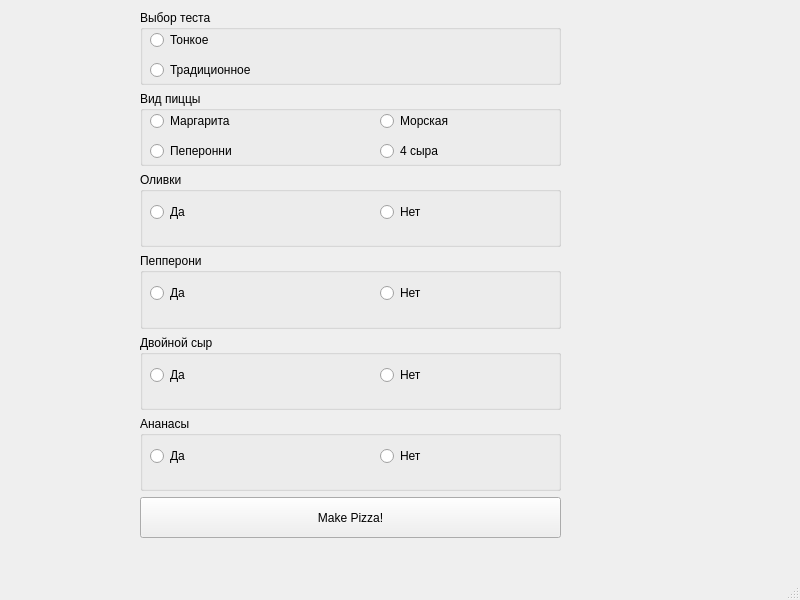
Old version of the form mainwindow.ui in the repository AufarLIRS/CPP-2020-2021-HW9.
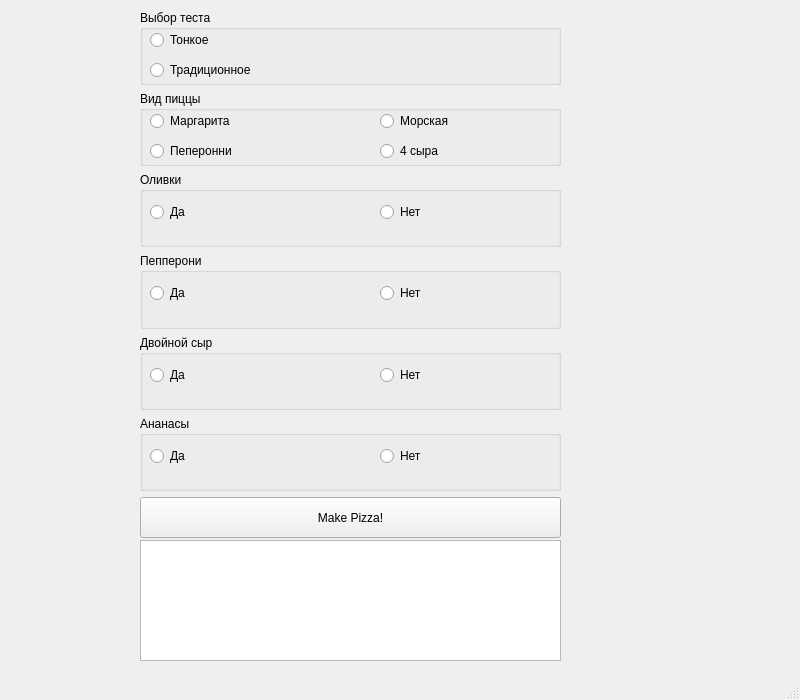
New version of the form.

```diff
--- a/mainwindow.ui
+++ b/mainwindow.ui
@@ -7,7 +7,7 @@
     <x>0</x>
     <y>0</y>
     <width>800</width>
-    <height>600</height>
+    <height>700</height>
    </rect>
   </property>
   <property name="windowTitle">
@@ -47,7 +47,7 @@
          <rect>
           <x>10</x>
           <y>50</y>
-          <width>121</width>
+          <width>131</width>
           <height>20</height>
          </rect>
         </property>
@@ -67,7 +67,7 @@
          <rect>
           <x>10</x>
           <y>20</y>
-          <width>95</width>
+          <width>101</width>
           <height>20</height>
          </rect>
         </property>
@@ -80,7 +80,7 @@
          <rect>
           <x>10</x>
           <y>50</y>
-          <width>95</width>
+          <width>111</width>
           <height>20</height>
          </rect>
         </property>
@@ -263,6 +263,16 @@
      <string>Make Pizza!</string>
     </property>
    </widget>
+   <widget class="QTextEdit" name="textEdit">
+    <property name="geometry">
+     <rect>
+      <x>140</x>
+      <y>540</y>
+      <width>421</width>
+      <height>121</height>
+     </rect>
+    </property>
+   </widget>
   </widget>
   <widget class="QMenuBar" name="menubar">
    <property name="geometry">
```
Left out of the diff: 52 changed lines with no effect on the pictures.
